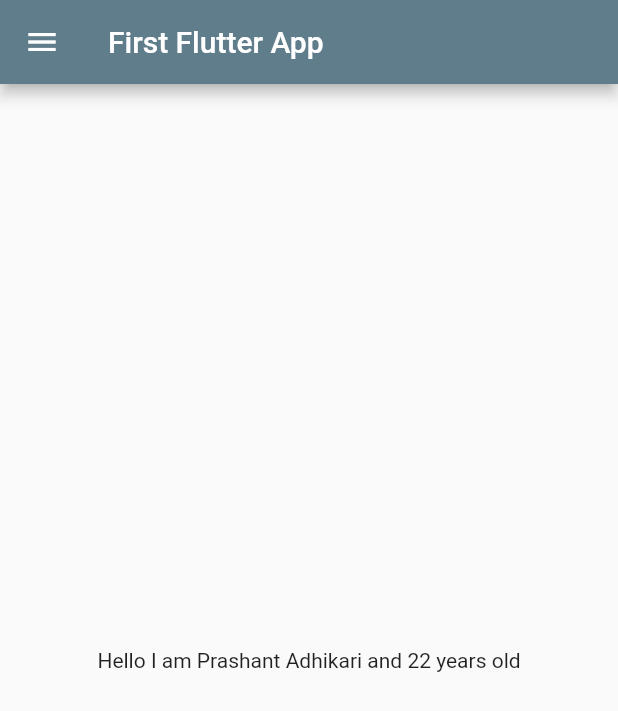
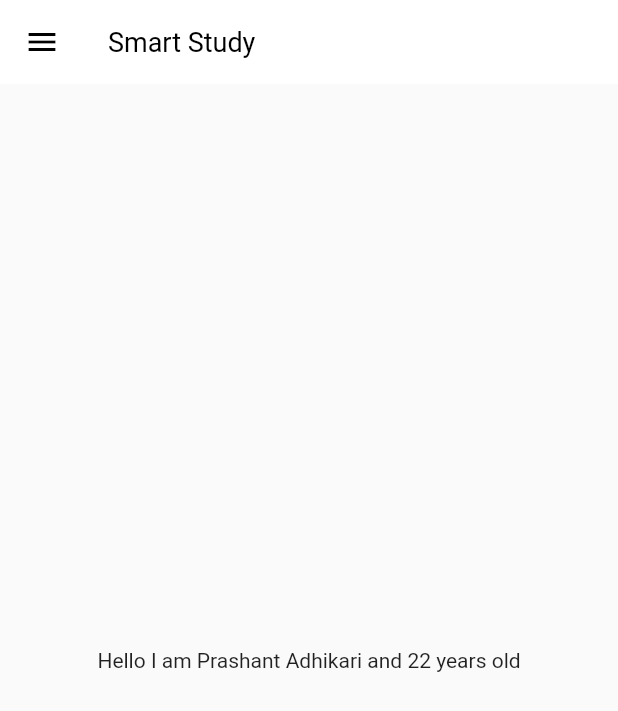
Before and after one commit to aprashant21/Flutter-Practice, a Flutter app: the screen it shows after launch, on a phone screen of 412 x 824 dp. Shown: the top 711 px of the screen. Run offline on Flutter 3.47's test engine with Material 2 defaults, Android fonts, the phone set to English and light mode, and no system bars; our stand-ins replace google_fonts; Roboto replaces fonts that are missing (Arvo).

Commit message:
theme refracted

```diff
--- a/flutter_practice1/lib/main.dart
+++ b/flutter_practice1/lib/main.dart
@@ -2,7 +2,7 @@
 import 'package:flutter_practice1/pages/home.dart';
 import 'package:flutter_practice1/pages/login.dart';
 import 'package:flutter_practice1/utils/routes.dart';
-import 'package:google_fonts/google_fonts.dart';
+import 'package:flutter_practice1/widgets/theme.dart';
 import 'pages/home.dart';
 
 void main() {
@@ -15,12 +15,8 @@
   Widget build(BuildContext context) {
     return MaterialApp(
       themeMode: ThemeMode.light,
-      theme: ThemeData(
-          primarySwatch: Colors.blueGrey,
-          fontFamily: GoogleFonts.arvo().fontFamily),
-      darkTheme: ThemeData(
-        primarySwatch: Colors.blueGrey,
-      ),
+      theme: MyTheme.lightTheme,
+      darkTheme: MyTheme.darkTheme,
       initialRoute: MyRoutes.homeRoute,
       routes: {
         MyRoutes.homeRoute: (context) => HomePage(),
--- a/flutter_practice1/lib/pages/home.dart
+++ b/flutter_practice1/lib/pages/home.dart
@@ -1,5 +1,5 @@
 import 'package:flutter/material.dart';
-import 'package:flutter_practice1/widgets/Drawer.dart';
+import 'package:flutter_practice1/widgets/drawer.dart';
 
 class HomePage extends StatelessWidget {
   final String name = "Prashant Adhikari";
@@ -9,7 +9,7 @@
   Widget build(BuildContext context) {
     return Scaffold(
       appBar: AppBar(
-        title: Text("First Flutter App"),
+        title: Text("Smart Study"),
       ),
       body: Center(
         child: Container(
--- /dev/null
+++ b/flutter_practice1/lib/widgets/theme.dart
@@ -0,0 +1,21 @@
+import 'package:flutter/material.dart';
+
+import 'package:flutter/material.dart';
+import 'package:google_fonts/google_fonts.dart';
+
+class MyTheme {
+  static ThemeData get lightTheme => ThemeData(
+      primarySwatch: Colors.blueGrey,
+      fontFamily: GoogleFonts.arvo().fontFamily,
+      appBarTheme: AppBarTheme(
+          color: Colors.white,
+          elevation: 0.0,
+          iconTheme: IconThemeData(color: Colors.black),
+          titleTextStyle: TextStyle(
+            color: Colors.black,
+            fontFamily: GoogleFonts.arvo().fontFamily,
+            fontSize: 18,
+          )));
+
+  static ThemeData get darkTheme => ThemeData(brightness: Brightness.dark);
+}
```
